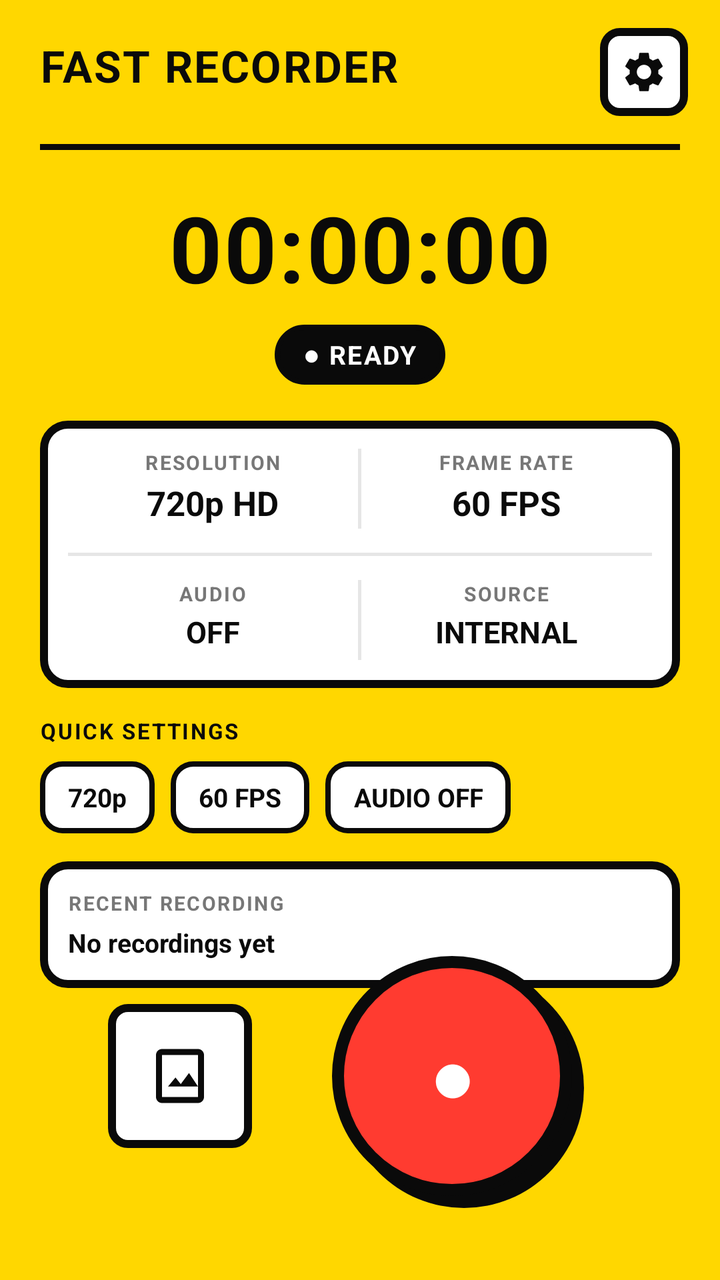
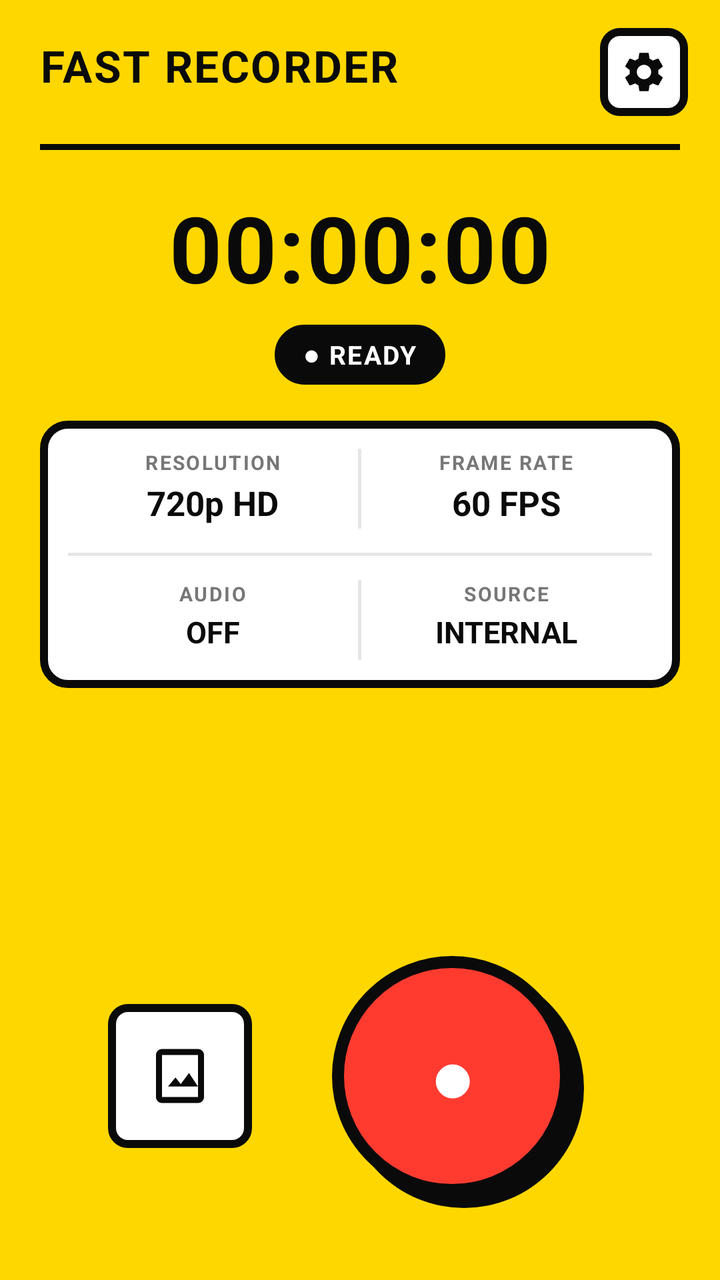

Before-and-after screenshots of an Android layout around one commit, followed by the original layout XML and the change that was made.
<!-- AndroidManifest.xml: activity theme Theme.MyApplication -->
<!-- res/layout/activity_main.xml -->
<?xml version="1.0" encoding="utf-8"?>
<androidx.constraintlayout.widget.ConstraintLayout 
    xmlns:android="http://schemas.android.com/apk/res/android"
    xmlns:app="http://schemas.android.com/apk/res-auto"
    android:layout_width="match_parent"
    android:layout_height="match_parent"
    android:background="@color/neo_yellow"
    android:clipChildren="false"
    android:clipToPadding="false">

    
    <TextView
        android:id="@+id/tvTitle"
        android:layout_width="0dp"
        android:layout_height="wrap_content"
        android:text="FAST RECORDER"
        android:textSize="22sp"
        android:textStyle="bold"
        android:letterSpacing="0.04"
        android:textColor="@color/neo_black"
        android:layout_marginStart="20dp"
        android:layout_marginTop="18dp"
        app:layout_constraintTop_toTopOf="parent"
        app:layout_constraintStart_toStartOf="parent"
        app:layout_constraintEnd_toStartOf="@id/btnSettings"
        app:layout_constraintHorizontal_bias="0"/>

    <ImageView
        android:id="@+id/btnSettings"
        android:layout_width="44dp"
        android:layout_height="44dp"
        android:layout_marginEnd="16dp"
        android:layout_marginTop="14dp"
        android:padding="10dp"
        android:background="@drawable/bg_neo_button"
        android:src="@drawable/ic_settings"
        app:tint="@color/neo_black"
        app:layout_constraintTop_toTopOf="parent"
        app:layout_constraintEnd_toEndOf="parent"/>

    
    <View
        android:id="@+id/headerDivider"
        android:layout_width="0dp"
        android:layout_height="3dp"
        android:background="@color/neo_black"
        android:layout_marginTop="14dp"
        android:layout_marginStart="20dp"
        android:layout_marginEnd="20dp"
        app:layout_constraintTop_toBottomOf="@id/btnSettings"
        app:layout_constraintStart_toStartOf="parent"
        app:layout_constraintEnd_toEndOf="parent"/>

    
    <TextView
        android:id="@+id/tvTimer"
        android:layout_width="wrap_content"
        android:layout_height="wrap_content"
        android:text="00:00:00"
        android:textSize="46sp"
        android:textStyle="bold"
        android:letterSpacing="0.02"
        android:textColor="@color/neo_black"
        android:layout_marginTop="18dp"
        app:layout_constraintTop_toBottomOf="@id/headerDivider"
        app:layout_constraintStart_toStartOf="parent"
        app:layout_constraintEnd_toEndOf="parent"/>

    
    <TextView
        android:id="@+id/tvStatus"
        android:layout_width="wrap_content"
        android:layout_height="wrap_content"
        android:text="● READY"
        android:textSize="13sp"
        android:textStyle="bold"
        android:letterSpacing="0.06"
        android:textColor="@color/neo_white"
        android:background="@drawable/bg_pill_black"
        android:paddingStart="14dp"
        android:paddingEnd="14dp"
        android:paddingTop="6dp"
        android:paddingBottom="6dp"
        android:layout_marginTop="8dp"
        app:layout_constraintTop_toBottomOf="@id/tvTimer"
        app:layout_constraintStart_toStartOf="parent"
        app:layout_constraintEnd_toEndOf="parent"/>

    
    <LinearLayout
        android:id="@+id/configCard"
        android:layout_width="0dp"
        android:layout_height="wrap_content"
        android:orientation="vertical"
        android:background="@drawable/bg_neo_card"
        android:padding="14dp"
        android:layout_marginStart="20dp"
        android:layout_marginEnd="20dp"
        android:layout_marginTop="18dp"
        app:layout_constraintTop_toBottomOf="@id/tvStatus"
        app:layout_constraintStart_toStartOf="parent"
        app:layout_constraintEnd_toEndOf="parent">

        
        <TextView
            android:id="@+id/tvResolution"
            android:layout_width="wrap_content"
            android:layout_height="wrap_content"
            android:visibility="gone"/>
        <TextView
            android:id="@+id/tvAudioInfo"
            android:layout_width="wrap_content"
            android:layout_height="wrap_content"
            android:visibility="gone"/>

        <LinearLayout
            android:layout_width="match_parent"
            android:layout_height="wrap_content"
            android:orientation="horizontal"
            android:weightSum="2">

            <LinearLayout
                android:layout_width="0dp"
                android:layout_height="wrap_content"
                android:layout_weight="1"
                android:orientation="vertical"
                android:gravity="center_horizontal">

                <TextView
                    android:layout_width="wrap_content"
                    android:layout_height="wrap_content"
                    android:text="RESOLUTION"
                    android:textSize="10sp"
                    android:textStyle="bold"
                    android:letterSpacing="0.08"
                    android:textColor="#777777"/>

                <TextView
                    android:id="@+id/tvResValue"
                    android:layout_width="wrap_content"
                    android:layout_height="wrap_content"
                    android:text="720p HD"
                    android:textSize="17sp"
                    android:textStyle="bold"
                    android:textColor="@color/neo_black"
                    android:layout_marginTop="2dp"/>
            </LinearLayout>

            <View
                android:layout_width="1.5dp"
                android:layout_height="40dp"
                android:background="#1A0A0A0A"
                android:layout_gravity="center_vertical"/>

            <LinearLayout
                android:layout_width="0dp"
                android:layout_height="wrap_content"
                android:layout_weight="1"
                android:orientation="vertical"
                android:gravity="center_horizontal">

                <TextView
                    android:layout_width="wrap_content"
                    android:layout_height="wrap_content"
                    android:text="FRAME RATE"
                    android:textSize="10sp"
                    android:textStyle="bold"
                    android:letterSpacing="0.08"
                    android:textColor="#777777"/>

                <TextView
                    android:id="@+id/tvFpsValue"
                    android:layout_width="wrap_content"
                    android:layout_height="wrap_content"
                    android:text="60 FPS"
                    android:textSize="17sp"
                    android:textStyle="bold"
                    android:textColor="@color/neo_black"
                    android:layout_marginTop="2dp"/>
            </LinearLayout>
        </LinearLayout>

        <View
            android:layout_width="match_parent"
            android:layout_height="1.5dp"
            android:background="#1A0A0A0A"
            android:layout_marginTop="12dp"
            android:layout_marginBottom="12dp"/>

        <LinearLayout
            android:layout_width="match_parent"
            android:layout_height="wrap_content"
            android:orientation="horizontal"
            android:weightSum="2">

            <LinearLayout
                android:layout_width="0dp"
                android:layout_height="wrap_content"
                android:layout_weight="1"
                android:orientation="vertical"
                android:gravity="center_horizontal">

                <TextView
                    android:layout_width="wrap_content"
                    android:layout_height="wrap_content"
                    android:text="AUDIO"
                    android:textSize="10sp"
                    android:textStyle="bold"
                    android:letterSpacing="0.08"
                    android:textColor="#777777"/>

                <TextView
                    android:id="@+id/tvAudioValue"
                    android:layout_width="wrap_content"
                    android:layout_height="wrap_content"
                    android:text="OFF"
                    android:textSize="15sp"
                    android:textStyle="bold"
                    android:textColor="@color/neo_black"
                    android:layout_marginTop="2dp"/>
            </LinearLayout>

            <View
                android:layout_width="1.5dp"
                android:layout_height="40dp"
                android:background="#1A0A0A0A"
                android:layout_gravity="center_vertical"/>

            <LinearLayout
                android:layout_width="0dp"
                android:layout_height="wrap_content"
                android:layout_weight="1"
                android:orientation="vertical"
                android:gravity="center_horizontal">

                <TextView
                    android:layout_width="wrap_content"
                    android:layout_height="wrap_content"
                    android:text="SOURCE"
                    android:textSize="10sp"
                    android:textStyle="bold"
                    android:letterSpacing="0.08"
                    android:textColor="#777777"/>

                <TextView
                    android:id="@+id/tvSourceValue"
                    android:layout_width="wrap_content"
                    android:layout_height="wrap_content"
                    android:text="INTERNAL"
                    android:textSize="15sp"
                    android:textStyle="bold"
                    android:textColor="@color/neo_black"
                    android:layout_marginTop="2dp"/>
            </LinearLayout>
        </LinearLayout>
    </LinearLayout>

    
    <TextView
        android:id="@+id/tvQuickLabel"
        android:layout_width="wrap_content"
        android:layout_height="wrap_content"
        android:text="QUICK SETTINGS"
        android:textSize="11sp"
        android:textStyle="bold"
        android:letterSpacing="0.08"
        android:textColor="@color/neo_black"
        android:layout_marginTop="14dp"
        android:layout_marginStart="20dp"
        app:layout_constraintTop_toBottomOf="@id/configCard"
        app:layout_constraintStart_toStartOf="parent"/>

    <LinearLayout
        android:id="@+id/quickSettingsRow"
        android:layout_width="0dp"
        android:layout_height="wrap_content"
        android:orientation="horizontal"
        android:gravity="start"
        android:layout_marginTop="8dp"
        android:layout_marginStart="20dp"
        android:layout_marginEnd="20dp"
        app:layout_constraintTop_toBottomOf="@id/tvQuickLabel"
        app:layout_constraintStart_toStartOf="parent"
        app:layout_constraintEnd_toEndOf="parent">

        <TextView
            android:id="@+id/chipRes"
            android:layout_width="wrap_content"
            android:layout_height="36dp"
            android:gravity="center"
            android:paddingStart="14dp"
            android:paddingEnd="14dp"
            android:text="720p"
            android:textSize="13sp"
            android:textStyle="bold"
            android:textColor="@color/neo_black"
            android:background="@drawable/bg_chip"/>

        <TextView
            android:id="@+id/chipFps"
            android:layout_width="wrap_content"
            android:layout_height="36dp"
            android:gravity="center"
            android:paddingStart="14dp"
            android:paddingEnd="14dp"
            android:layout_marginStart="8dp"
            android:text="60 FPS"
            android:textSize="13sp"
            android:textStyle="bold"
            android:textColor="@color/neo_black"
            android:background="@drawable/bg_chip"/>

        <TextView
            android:id="@+id/chipAudio"
            android:layout_width="wrap_content"
            android:layout_height="36dp"
            android:gravity="center"
            android:paddingStart="14dp"
            android:paddingEnd="14dp"
            android:layout_marginStart="8dp"
            android:text="AUDIO OFF"
            android:textSize="13sp"
            android:textStyle="bold"
            android:textColor="@color/neo_black"
            android:background="@drawable/bg_chip"/>
    </LinearLayout>

    
    <LinearLayout
        android:id="@+id/recentCard"
        android:layout_width="0dp"
        android:layout_height="wrap_content"
        android:orientation="horizontal"
        android:gravity="center_vertical"
        android:background="@drawable/bg_neo_card"
        android:padding="14dp"
        android:layout_marginStart="20dp"
        android:layout_marginEnd="20dp"
        android:layout_marginTop="14dp"
        app:layout_constraintTop_toBottomOf="@id/quickSettingsRow"
        app:layout_constraintStart_toStartOf="parent"
        app:layout_constraintEnd_toEndOf="parent">

        <LinearLayout
            android:layout_width="0dp"
            android:layout_height="wrap_content"
            android:layout_weight="1"
            android:orientation="vertical">

            <TextView
                android:layout_width="wrap_content"
                android:layout_height="wrap_content"
                android:text="RECENT RECORDING"
                android:textSize="10sp"
                android:textStyle="bold"
                android:letterSpacing="0.08"
                android:textColor="#777777"/>

            <TextView
                android:id="@+id/tvRecentInfo"
                android:layout_width="wrap_content"
                android:layout_height="wrap_content"
                android:text="No recordings yet"
                android:textSize="13sp"
                android:textStyle="bold"
                android:textColor="@color/neo_black"
                android:layout_marginTop="4dp"
                android:maxLines="1"
                android:ellipsize="end"/>
        </LinearLayout>

        <ImageView
            android:id="@+id/btnRecentPlay"
            android:layout_width="42dp"
            android:layout_height="42dp"
            android:padding="10dp"
            android:background="@drawable/bg_neo_button"
            android:src="@drawable/ic_play_arrow"
            app:tint="@color/neo_black"
            android:visibility="gone"/>
    </LinearLayout>

    
    <LinearLayout
        android:id="@+id/bottomControls"
        android:layout_width="wrap_content"
        android:layout_height="wrap_content"
        android:orientation="horizontal"
        android:gravity="center_vertical"
        android:clipChildren="false"
        android:clipToPadding="false"
        app:layout_constraintBottom_toBottomOf="parent"
        app:layout_constraintStart_toStartOf="parent"
        app:layout_constraintEnd_toEndOf="parent"
        android:layout_marginBottom="22dp"
        android:layout_marginTop="14dp"
        app:layout_constraintTop_toBottomOf="@id/recentCard"
        app:layout_constraintVertical_bias="1.0">

        <ImageView
            android:id="@+id/btnGallery"
            android:layout_width="72dp"
            android:layout_height="72dp"
            android:padding="18dp"
            android:background="@drawable/bg_neo_button"
            android:src="@drawable/ic_gallery"
            app:tint="@color/neo_black"/>

        
        <View
            android:layout_width="20dp"
            android:layout_height="1dp"/>

        <FrameLayout
            android:id="@+id/btnRecContainer"
            android:layout_width="160dp"
            android:layout_height="160dp"
            android:clipChildren="false"
            android:clipToPadding="false">

            
            <View
                android:layout_width="120dp"
                android:layout_height="120dp"
                android:layout_gravity="center"
                android:layout_marginStart="6dp"
                android:layout_marginTop="6dp"
                android:background="@drawable/bg_neo_rec_shadow"
                android:alpha="1.0"/>

            <View
                android:id="@+id/recPulse"
                android:layout_width="120dp"
                android:layout_height="120dp"
                android:layout_gravity="center"
                android:background="@drawable/bg_neo_rec"
                android:alpha="0"/>

            
            <View
                android:id="@+id/recRing"
                android:layout_width="132dp"
                android:layout_height="132dp"
                android:layout_gravity="center"
                android:background="@drawable/bg_rec_ring"
                android:alpha="0"/>

            <View
                android:id="@+id/btnRec"
                android:layout_width="120dp"
                android:layout_height="120dp"
                android:layout_gravity="center"
                android:background="@drawable/bg_neo_rec"/>

            
            <TextView
                android:id="@+id/tvRecIcon"
                android:layout_width="wrap_content"
                android:layout_height="wrap_content"
                android:layout_gravity="center"
                android:text="●"
                android:textSize="36sp"
                android:textStyle="bold"
                android:textColor="@color/neo_white"
                android:importantForAccessibility="no"/>
        </FrameLayout>
    </LinearLayout>

</androidx.constraintlayout.widget.ConstraintLayout>
<!-- resources referenced by this layout -->
<resources>
  <color name="neo_black">#0A0A0A</color>
  <color name="neo_white">#FFFFFF</color>
  <color name="neo_yellow">#FFD700</color>
  <!-- drawable bg_chip (drawable) -->
  <?xml version="1.0" encoding="utf-8"?>
  <shape xmlns:android="http://schemas.android.com/apk/res/android" android:shape="rectangle">
      <solid android:color="@color/neo_white"/>
      <stroke android:width="2.5dp" android:color="@color/neo_black"/>
      <corners android:radius="10dp"/>
  </shape>
  <!-- drawable bg_neo_button (drawable) -->
  <?xml version="1.0" encoding="utf-8"?>
  <shape xmlns:android="http://schemas.android.com/apk/res/android" android:shape="rectangle">
      <solid android:color="@color/neo_white"/>
      <stroke android:width="4dp" android:color="@color/neo_black"/>
      <corners android:radius="8dp"/>
  </shape>
  <!-- drawable bg_neo_card (drawable) -->
  <?xml version="1.0" encoding="utf-8"?>
  <shape xmlns:android="http://schemas.android.com/apk/res/android" android:shape="rectangle">
      <solid android:color="@color/neo_white"/>
      <stroke android:width="4dp" android:color="@color/neo_black"/>
      <corners android:radius="12dp"/>
  </shape>
  <!-- drawable bg_neo_rec (drawable) -->
  <?xml version="1.0" encoding="utf-8"?>
  <shape xmlns:android="http://schemas.android.com/apk/res/android" android:shape="oval">
      <solid android:color="@color/neo_red"/>
      <stroke android:width="6dp" android:color="@color/neo_black"/>
  </shape>
  <!-- drawable bg_neo_rec_shadow (drawable) -->
  <?xml version="1.0" encoding="utf-8"?>
  <shape xmlns:android="http://schemas.android.com/apk/res/android" android:shape="oval">
      <solid android:color="@color/neo_black"/>
  </shape>
  <!-- drawable bg_pill_black (drawable) -->
  <?xml version="1.0" encoding="utf-8"?>
  <shape xmlns:android="http://schemas.android.com/apk/res/android" android:shape="rectangle">
      <solid android:color="@color/neo_black"/>
      <stroke android:width="2.5dp" android:color="@color/neo_black"/>
      <corners android:radius="20dp"/>
  </shape>
  <!-- drawable bg_rec_ring (drawable) -->
  <?xml version="1.0" encoding="utf-8"?>
  <shape xmlns:android="http://schemas.android.com/apk/res/android" android:shape="oval">
      <solid android:color="@android:color/transparent"/>
      <stroke android:width="3dp" android:color="@color/neo_black"/>
  </shape>
  <!-- drawable ic_gallery (drawable) -->
  <vector xmlns:android="http://schemas.android.com/apk/res/android"
      android:width="96dp"
      android:height="96dp"
      android:viewportWidth="96"
      android:viewportHeight="96">
      <group
          android:scaleX="4"
          android:scaleY="4">
          <path
              android:fillColor="@color/neo_black"
              android:pathData="M18,3H6C4.9,3 4,3.9 4,5v14c0,1.1 0.9,2 2,2h12c1.1,0 2,-0.9 2,-2V5C20,3.9 19.1,3 18,3zM18,19H6V5h12V19zM8,15.5l2.5,-3.01L12.25,14.7l2.75,-3.7L18,15.5H8z"/>
      </group>
  </vector>
  <!-- drawable ic_play_arrow (drawable) -->
  <vector xmlns:android="http://schemas.android.com/apk/res/android"
      android:width="96dp"
      android:height="96dp"
      android:viewportWidth="96"
      android:viewportHeight="96">
      <group
          android:scaleX="4"
          android:scaleY="4">
          <path
              android:fillColor="@color/neo_black"
              android:pathData="M8,5v14l11,-7z"/>
      </group>
  </vector>
  <style name="Theme.MyApplication" parent="Theme.AppCompat.Light.NoActionBar">
          <item name="android:statusBarColor">@color/neo_yellow</item>
          <item name="android:windowBackground">@color/neo_yellow</item>
          <item name="android:navigationBarColor">@color/neo_black</item>
      </style>
  <color name="neo_red">#FF3B30</color>
  <!-- unchanged entries left out for length: 1 -->
</resources>

<!-- the commit's change to res/layout/activity_main.xml (unified diff, before → after) -->
@@ -256,131 +256,6 @@
     </LinearLayout>
 
     
-    <TextView
-        android:id="@+id/tvQuickLabel"
-        android:layout_width="wrap_content"
-        android:layout_height="wrap_content"
-        android:text="QUICK SETTINGS"
-        android:textSize="11sp"
-        android:textStyle="bold"
-        android:letterSpacing="0.08"
-        android:textColor="@color/neo_black"
-        android:layout_marginTop="14dp"
-        android:layout_marginStart="20dp"
-        app:layout_constraintTop_toBottomOf="@id/configCard"
-        app:layout_constraintStart_toStartOf="parent"/>
-
-    <LinearLayout
-        android:id="@+id/quickSettingsRow"
-        android:layout_width="0dp"
-        android:layout_height="wrap_content"
-        android:orientation="horizontal"
-        android:gravity="start"
-        android:layout_marginTop="8dp"
-        android:layout_marginStart="20dp"
-        android:layout_marginEnd="20dp"
-        app:layout_constraintTop_toBottomOf="@id/tvQuickLabel"
-        app:layout_constraintStart_toStartOf="parent"
-        app:layout_constraintEnd_toEndOf="parent">
-
-        <TextView
-            android:id="@+id/chipRes"
-            android:layout_width="wrap_content"
-            android:layout_height="36dp"
-            android:gravity="center"
-            android:paddingStart="14dp"
-            android:paddingEnd="14dp"
-            android:text="720p"
-            android:textSize="13sp"
-            android:textStyle="bold"
-            android:textColor="@color/neo_black"
-            android:background="@drawable/bg_chip"/>
-
-        <TextView
-            android:id="@+id/chipFps"
-            android:layout_width="wrap_content"
-            android:layout_height="36dp"
-            android:gravity="center"
-            android:paddingStart="14dp"
-            android:paddingEnd="14dp"
-            android:layout_marginStart="8dp"
-            android:text="60 FPS"
-            android:textSize="13sp"
-            android:textStyle="bold"
-            android:textColor="@color/neo_black"
-            android:background="@drawable/bg_chip"/>
-
-        <TextView
-            android:id="@+id/chipAudio"
-            android:layout_width="wrap_content"
-            android:layout_height="36dp"
-            android:gravity="center"
-            android:paddingStart="14dp"
-            android:paddingEnd="14dp"
-            android:layout_marginStart="8dp"
-            android:text="AUDIO OFF"
-            android:textSize="13sp"
-            android:textStyle="bold"
-            android:textColor="@color/neo_black"
-            android:background="@drawable/bg_chip"/>
-    </LinearLayout>
-
-    
-    <LinearLayout
-        android:id="@+id/recentCard"
-        android:layout_width="0dp"
-        android:layout_height="wrap_content"
-        android:orientation="horizontal"
-        android:gravity="center_vertical"
-        android:background="@drawable/bg_neo_card"
-        android:padding="14dp"
-        android:layout_marginStart="20dp"
-        android:layout_marginEnd="20dp"
-        android:layout_marginTop="14dp"
-        app:layout_constraintTop_toBottomOf="@id/quickSettingsRow"
-        app:layout_constraintStart_toStartOf="parent"
-        app:layout_constraintEnd_toEndOf="parent">
-
-        <LinearLayout
-            android:layout_width="0dp"
-            android:layout_height="wrap_content"
-            android:layout_weight="1"
-            android:orientation="vertical">
-
-            <TextView
-                android:layout_width="wrap_content"
-                android:layout_height="wrap_content"
-                android:text="RECENT RECORDING"
-                android:textSize="10sp"
-                android:textStyle="bold"
-                android:letterSpacing="0.08"
-                android:textColor="#777777"/>
-
-            <TextView
-                android:id="@+id/tvRecentInfo"
-                android:layout_width="wrap_content"
-                android:layout_height="wrap_content"
-                android:text="No recordings yet"
-                android:textSize="13sp"
-                android:textStyle="bold"
-                android:textColor="@color/neo_black"
-                android:layout_marginTop="4dp"
-                android:maxLines="1"
-                android:ellipsize="end"/>
-        </LinearLayout>
-
-        <ImageView
-            android:id="@+id/btnRecentPlay"
-            android:layout_width="42dp"
-            android:layout_height="42dp"
-            android:padding="10dp"
-            android:background="@drawable/bg_neo_button"
-            android:src="@drawable/ic_play_arrow"
-            app:tint="@color/neo_black"
-            android:visibility="gone"/>
-    </LinearLayout>
-
-    
     <LinearLayout
         android:id="@+id/bottomControls"
         android:layout_width="wrap_content"
@@ -394,7 +269,7 @@
         app:layout_constraintEnd_toEndOf="parent"
         android:layout_marginBottom="22dp"
         android:layout_marginTop="14dp"
-        app:layout_constraintTop_toBottomOf="@id/recentCard"
+        app:layout_constraintTop_toBottomOf="@id/configCard"
         app:layout_constraintVertical_bias="1.0">
 
         <ImageView
<!-- resource entries referenced after the edit -->
@@ -3,13 +3,6 @@
   <color name="neo_black">#0A0A0A</color>
   <color name="neo_white">#FFFFFF</color>
   <color name="neo_yellow">#FFD700</color>
-  <!-- drawable bg_chip (drawable) -->
-  <?xml version="1.0" encoding="utf-8"?>
-  <shape xmlns:android="http://schemas.android.com/apk/res/android" android:shape="rectangle">
-      <solid android:color="@color/neo_white"/>
-      <stroke android:width="2.5dp" android:color="@color/neo_black"/>
-      <corners android:radius="10dp"/>
-  </shape>
   <!-- drawable bg_neo_button (drawable) -->
   <?xml version="1.0" encoding="utf-8"?>
   <shape xmlns:android="http://schemas.android.com/apk/res/android" android:shape="rectangle">
@@ -62,20 +55,6 @@
               android:pathData="M18,3H6C4.9,3 4,3.9 4,5v14c0,1.1 0.9,2 2,2h12c1.1,0 2,-0.9 2,-2V5C20,3.9 19.1,3 18,3zM18,19H6V5h12V19zM8,15.5l2.5,-3.01L12.25,14.7l2.75,-3.7L18,15.5H8z"/>
       </group>
   </vector>
-  <!-- drawable ic_play_arrow (drawable) -->
-  <vector xmlns:android="http://schemas.android.com/apk/res/android"
-      android:width="96dp"
-      android:height="96dp"
-      android:viewportWidth="96"
-      android:viewportHeight="96">
-      <group
-          android:scaleX="4"
-          android:scaleY="4">
-          <path
-              android:fillColor="@color/neo_black"
-              android:pathData="M8,5v14l11,-7z"/>
-      </group>
-  </vector>
   <style name="Theme.MyApplication" parent="Theme.AppCompat.Light.NoActionBar">
           <item name="android:statusBarColor">@color/neo_yellow</item>
           <item name="android:windowBackground">@color/neo_yellow</item>
